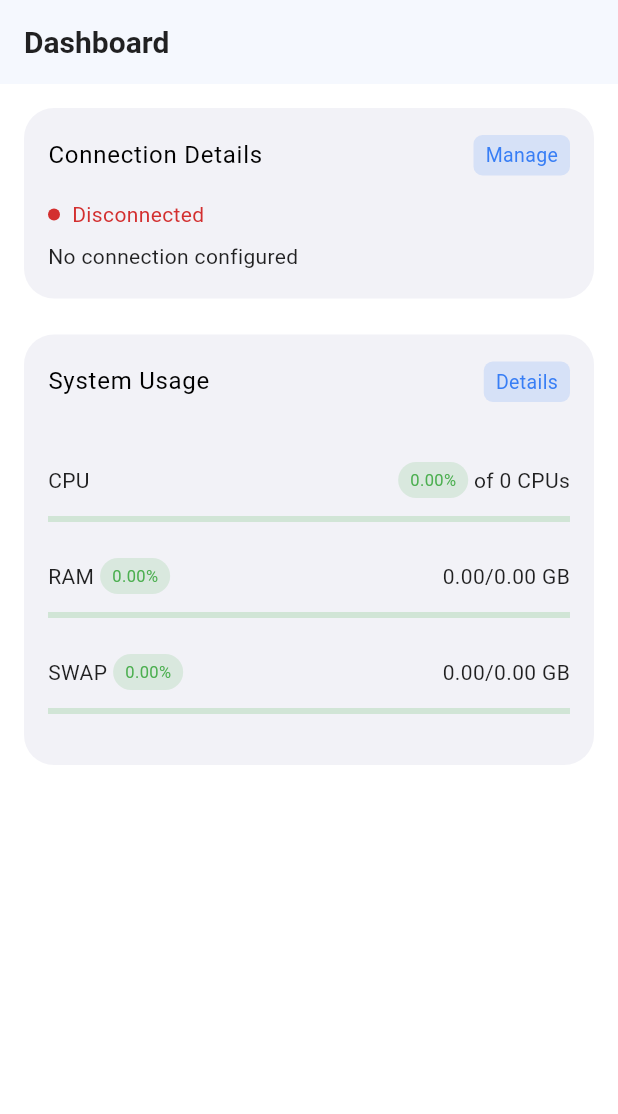
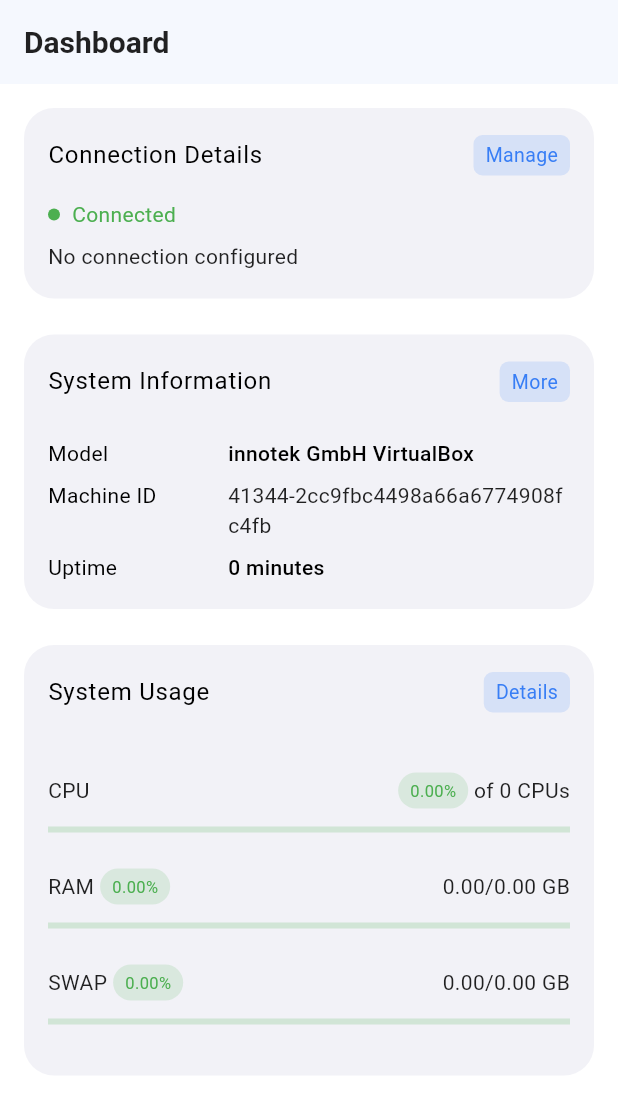
Before and after one commit to prathameshkhade/SysAdmin, a Flutter app: the DashboardScreen screen opened directly, on a phone screen of 412 x 824 dp. Shown: the top 1114 px of the screen. Run offline on Flutter 3.47's test engine with Material 3 defaults, Android fonts, the phone set to English and light mode, and no system bars; our stand-ins replace concentric_transition, file_picker, flutter_expandable_fab, flutter_riverpod, flutter_secure_storage, flutter_svg and 4 more; missing offline and left inert: cron_parser, dartssh2, xterm; accounts and stored records are empty.

Commit message:
add: OverviewContainer for showing the System Info

```diff
--- a/lib/presentation/screens/dashboard/index.dart
+++ b/lib/presentation/screens/dashboard/index.dart
@@ -3,6 +3,8 @@ import 'package:flutter/cupertino.dart';
 import 'package:flutter/material.dart';
 import 'package:flutter_riverpod/flutter_riverpod.dart';
 import 'package:local_auth/local_auth.dart';
+import 'package:sysadmin/core/utils/util.dart';
+import 'package:sysadmin/presentation/screens/dashboard/system_information_screen.dart';
 import 'package:sysadmin/presentation/screens/dashboard/system_resource_details.dart';
 import 'package:sysadmin/presentation/screens/ssh_manager/index.dart';
 import 'package:sysadmin/presentation/widgets/label.dart';
@@ -11,6 +13,7 @@ import 'package:sysadmin/presentation/widgets/overview_container.dart';
 import '../../../core/auth/widgets/auth_dialog.dart';
 import '../../../core/widgets/blurred_text.dart';
 import '../../../providers/ssh_state.dart';
+import '../../../providers/system_information_provider.dart';
 import '../../../providers/system_resources_provider.dart';
 import 'app_drawer.dart';
 import 'resource_usage_card.dart';
@@ -32,6 +35,7 @@ class _DashboardScreenState extends ConsumerState<DashboardScreen> {
 
   @override
   void initState() {
+    debugPrint("initState() called");
     super.initState();
     _init();
   }
@@ -66,16 +70,30 @@ class _DashboardScreenState extends ConsumerState<DashboardScreen> {
           sshClientProvider,
           (previous, next) {
             if (next.value != null && next.value != previous?.value) {
-              ref.read(systemResourcesProvider.notifier).restart();
+              Future.microtask(() => ref.read(systemResourcesProvider.notifier).restart());
             }
             else if (next.value == null) {
+              Future.microtask(() {
                 // Connection lost
                 ref.read(systemResourcesProvider.notifier).stopMonitoring();
-              ref.read(systemResourcesProvider.notifier).resetValues();    // Clear the display
+                // Clear the display
+                ref.read(systemResourcesProvider.notifier).resetValues();
+              });
             }
           }
       );
     }
+
+    // Listen for SSH client changes and update system info
+    ref.listenManual(sshClientProvider, (previous, next) {
+      next.whenData((client) {
+        if (client != null && (previous == null || previous.value != client)) {
+          Future.microtask(() {
+            ref.read(systemInformationProvider.notifier).fetchSystemInformation();
+          });
+        }
+      });
+    });
   }
 
   Future<bool> _handleAuth() async {
@@ -136,14 +154,43 @@ class _DashboardScreenState extends ConsumerState<DashboardScreen> {
 
     @override
     Widget build(BuildContext context) {
+      debugPrint("Build method called");
       final theme = Theme.of(context);
       final defaultConnAsync = ref.watch(defaultConnectionProvider);
       final sshClientAsync = ref.watch(sshClientProvider);
       final connectionStatus = ref.watch(connectionStatusProvider);
       final systemResources = ref.watch(systemResourcesProvider);
+      final systemInfo = ref.watch(systemInformationProvider);
 
       // Listen to connection status changes and update UI accordingly
       sshClientAsync.whenOrNull(
+        data: (data) {
+          setState(() {
+            _connectionStatus = "Connected";
+            _statusColor = Colors.green;
+            _connectionError = null;
+          });
+
+          // executes after build is complete
+          Future.microtask(() {
+            // Start the Monitoring & fetch system information
+            ref.read(systemResourcesProvider.notifier).startMonitoring();
+            ref.read(systemInformationProvider.notifier).fetchSystemInformation();
+          });
+        },
+        loading: () {
+          setState(() {
+            _connectionStatus = 'Connecting...';
+            _statusColor = Colors.amber; // Yellow for connecting state
+          });
+
+          // executes after build is complete
+          Future.microtask(() {
+            // Reset
+            ref.read(systemResourcesProvider.notifier).stopMonitoring();
+            ref.read(systemResourcesProvider.notifier).resetValues();
+          });
+        },
         error: (error, _) {
           setState(() {
             _connectionStatus = 'Disconnected';
@@ -154,16 +201,6 @@ class _DashboardScreenState extends ConsumerState<DashboardScreen> {
           Future.microtask(() {
             ref.read(systemResourcesProvider.notifier).stopMonitoring();
             ref.read(systemResourcesProvider.notifier).resetValues();
-        });
-      },
-    );
-
-    // Listen for loading state
-    sshClientAsync.whenOrNull(
-      loading: () {
-        setState(() {
-          _connectionStatus = 'Connecting...';
-          _statusColor = Colors.amber; // Yellow for connecting state
           });
         },
       );
@@ -295,7 +332,105 @@ class _DashboardScreenState extends ConsumerState<DashboardScreen> {
 
               const SizedBox(height: 24),
 
-            // System Resources Container
+              // System Information Container
+              OverviewContainer(
+                title: "System Information",
+                label: Label(
+                    label: "More",
+                    onTap: () {
+                      Navigator.push(
+                        context,
+                        CupertinoPageRoute(
+                          builder: (context) => const SystemInformationScreen(),
+                        ),
+                      );
+                      setState((){});
+                    }
+                ),
+                children: <Widget>[
+                  const SizedBox(height: 8),
+
+                  // Model
+                  Row(
+                    crossAxisAlignment: CrossAxisAlignment.start,
+                    children: [
+                      SizedBox(
+                        width: 120,
+                        child: Text(
+                          "Model",
+                          style: TextStyle(
+                            color: theme.colorScheme.onSurfaceVariant,
+                          ),
+                        ),
+                      ),
+                      Expanded(
+                        child: Text(
+                          systemInfo.model ?? "innotek GmbH VirtualBox",
+                          style: TextStyle(
+                            fontWeight: FontWeight.w500,
+                            color: theme.colorScheme.onSurface,
+                          ),
+                        ),
+                      ),
+                    ],
+                  ),
+
+                  const SizedBox(height: 8),
+
+                  // Machine ID
+                  Row(
+                    crossAxisAlignment: CrossAxisAlignment.start,
+                    children: [
+                      SizedBox(
+                        width: 120,
+                        child: Text(
+                          "Machine ID",
+                          style: TextStyle(
+                            color: theme.colorScheme.onSurfaceVariant,
+                          ),
+                        ),
+                      ),
+                      Expanded(
+                        child: BlurredText(
+                          text: systemInfo.machineId ?? "41344-2cc9fbc4498a66a6774908fc4fb",
+                          isBlurred: !_isAuthenticated,
+                        ),
+                      ),
+                    ],
+                  ),
+
+                  const SizedBox(height: 8),
+
+                  // Uptime
+                  Row(
+                    crossAxisAlignment: CrossAxisAlignment.start,
+                    children: [
+                      SizedBox(
+                        width: 120,
+                        child: Text(
+                          "Uptime",
+                          style: TextStyle(
+                            color: theme.colorScheme.onSurfaceVariant,
+                          ),
+                        ),
+                      ),
+                      Expanded(
+                        child: Text(
+                          Util.formatTime(systemInfo.uptime ?? 0),
+                          style: TextStyle(
+                            fontWeight: FontWeight.w500,
+                            color: theme.colorScheme.onSurface,
+                          ),
+                        ),
+                      ),
+                    ],
+                  ),
+                ],
+              ),
+
+              const SizedBox(height: 24),
+
+              // System Usage Container
               OverviewContainer(
                   title: "System Usage",
                   label: Label(
```
Lines whose indentation alone changed are shown as unchanged.
